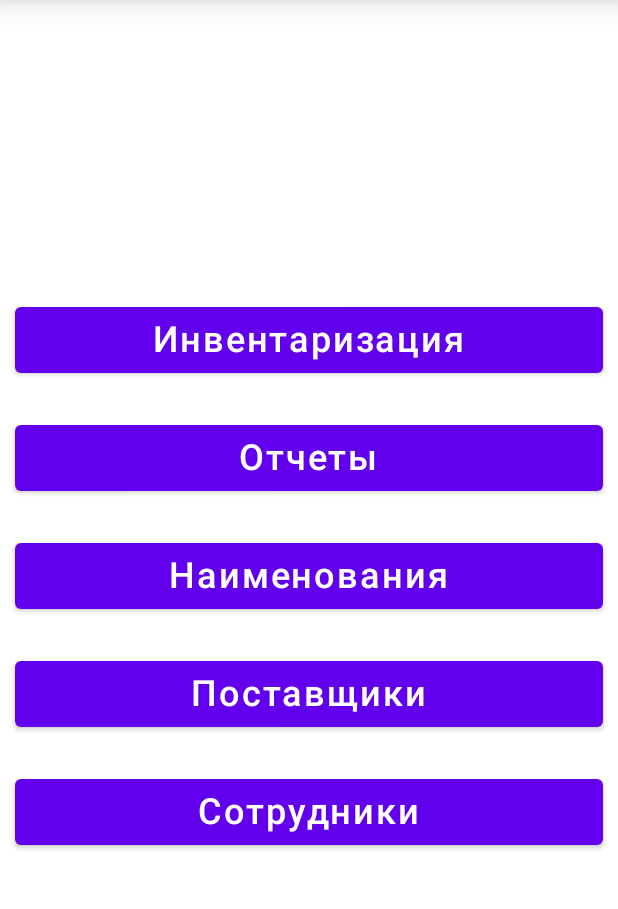
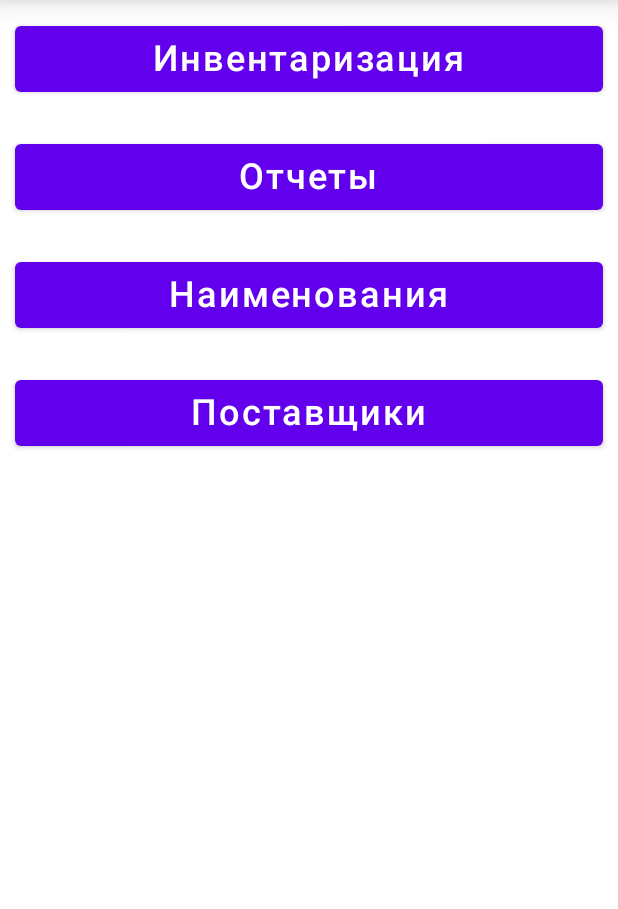
Before and after one commit to Soffran/InventaApp, an Android app built with Jetpack Compose: the screen it shows after launch (MainActivity), on a phone screen of 412 x 824 dp, the part 84-993 px from its top. Run offline under Robolectric (Android 15) with nearby library versions, the phone set to English and light mode, and no system bars; our stand-ins replace Room's generated code.

Commit message:
Revork_startScreen

```diff
--- a/app/src/main/java/com/example/inventa_app/navigation/NoteNavHost.kt
+++ b/app/src/main/java/com/example/inventa_app/navigation/NoteNavHost.kt
@@ -15,7 +15,6 @@ sealed class NavRoute(val route: String){
     object DocsScreen:NavRoute("docs_screen")
     object ItemsScreen:NavRoute("items_screen")
     object PostScreen:NavRoute("Post_screen")
-    object StaffScreen:NavRoute("staff_screen")
     object AddPostScreen:NavRoute("add_post_screen")
     object AddItemScreen:NavRoute("add_item_screen")
 
@@ -32,7 +31,6 @@ fun NoteNavHost(mViewModel: MainViewModel) {
         composable(NavRoute.DocsScreen.route){ DocsScreen(navController = navController, viewModel = mViewModel) }
         composable(NavRoute.ItemsScreen.route){ ItemsScreen(navController = navController, viewModel = mViewModel) }
         composable(NavRoute.PostScreen.route){ PostScreen(navController = navController, viewModel = mViewModel) }
-        composable(NavRoute.StaffScreen.route){ StaffScreen(navController = navController, viewModel = mViewModel) }
         composable(NavRoute.AddPostScreen.route){ AddPostScreen(navController = navController, viewModel = mViewModel) }
         composable(NavRoute.AddItemScreen.route){ AddItemScreen(navController = navController, viewModel = mViewModel) }
     }
--- a/app/src/main/java/com/example/inventa_app/screens/start.kt
+++ b/app/src/main/java/com/example/inventa_app/screens/start.kt
@@ -13,15 +13,13 @@ import androidx.compose.ui.graphics.Color
 import androidx.compose.ui.platform.LocalContext
 import androidx.compose.ui.text.font.FontStyle
 import androidx.compose.ui.text.font.FontWeight
-import androidx.compose.ui.tooling.preview.Preview
 import androidx.compose.ui.unit.dp
 import androidx.compose.ui.unit.sp
 import androidx.navigation.NavHostController
-import androidx.navigation.compose.rememberNavController
 import com.example.inventa_app.MainViewModel
 import com.example.inventa_app.MainViewModelFactory
 import com.example.inventa_app.navigation.NavRoute
-import com.example.inventa_app.ui.theme.InventaAppTheme
+
 
 @Composable
 fun startScreen (navController: NavHostController, viewModel: MainViewModel) {
@@ -43,7 +41,7 @@ fun startScreen (navController: NavHostController, viewModel: MainViewModel) {
     ) { padding ->
         Column(
             horizontalAlignment = Alignment.CenterHorizontally,
-            verticalArrangement = Arrangement.Center,
+            verticalArrangement = Arrangement.Top,
             modifier = Modifier.fillMaxSize()
         )
         {
@@ -83,15 +81,6 @@ fun startScreen (navController: NavHostController, viewModel: MainViewModel) {
             ) {
                 Text(text = "Поставщики", fontSize = 24.sp)
             }
-            Button(
-                onClick = {
-                    navController.navigate(route = NavRoute.StaffScreen.route)
-                }, modifier = Modifier
-                    .fillMaxWidth()
-                    .padding(vertical = 15.dp, horizontal = 10.dp)
-            ) {
-                Text(text = "Сотрудники", fontSize = 24.sp)
-            }
 
         }
     }
--- a/app/src/main/res/values/strings.xml
+++ b/app/src/main/res/values/strings.xml
@@ -1,3 +1,4 @@
 <resources>
     <string name="app_name">Inventa-App</string>
+
 </resources>
```
Also changed, not shown: app/src/main/java/com/example/inventa_app/screens/Staff.kt (deleted, +0 -60 lines).
